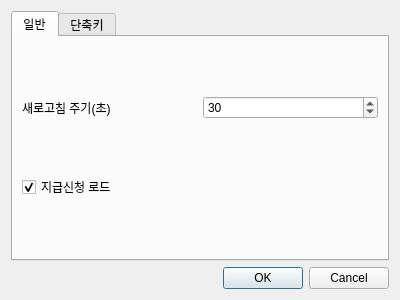
First picture: the form in ui/config_dialog.ui, repository Glen-Lee-glitch/new_viewer, before the edit.
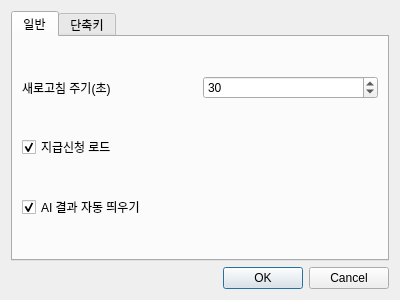
Second picture: the form after the edit.

Commit message:
feat: AI 결과 자동 띄우기 설정 옵션 추가
- 환경설정에 "AI 결과 자동 띄우기" 체크박스 추가 (기본값: 체크됨)
- 체크 해제 시 작업 시작 시 DetailFormDialog가 자동으로 열리지 않도록 수정
- A키나 '보기' 메뉴로는 설정과 관계없이 항상 열 수 있도록 유지

The edit to the form file:
```diff
--- a/ui/config_dialog.ui
+++ b/ui/config_dialog.ui
@@ -61,6 +61,16 @@
          </property>
         </widget>
        </item>
+       <item>
+        <widget class="QCheckBox" name="checkBox_auto_show_ai_results">
+         <property name="text">
+          <string>AI 결과 자동 띄우기</string>
+         </property>
+         <property name="checked">
+          <bool>true</bool>
+         </property>
+        </widget>
+       </item>
       </layout>
      </widget>
      <widget class="QWidget" name="tab_2">
```
The commit also changes 2 other files.
